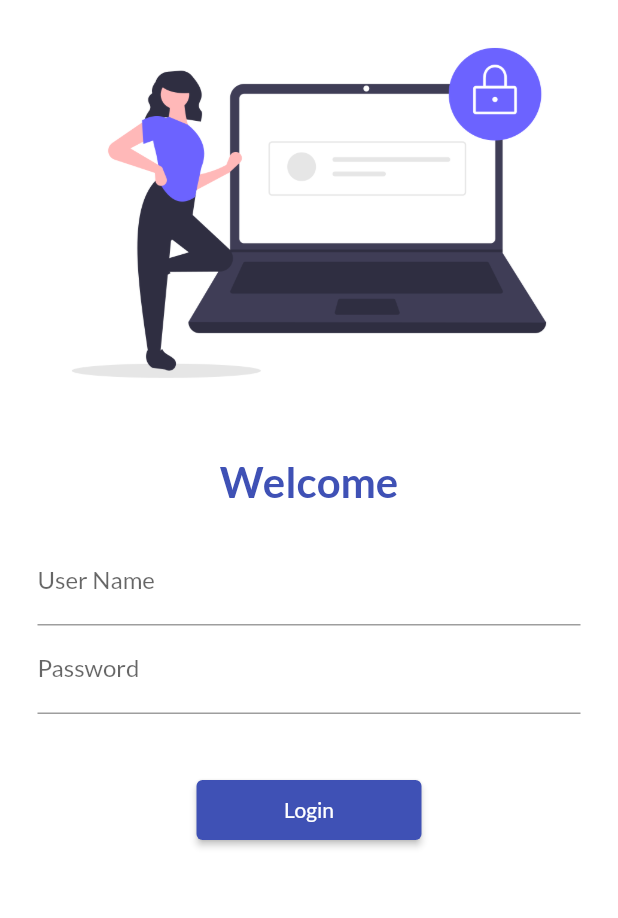
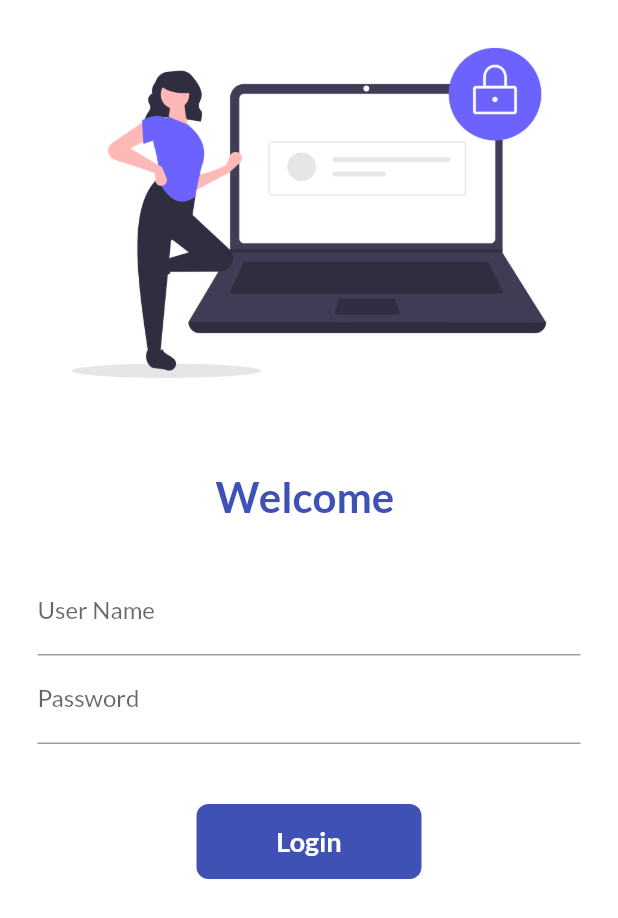
Before and after one commit to surya9s/Catalog-App, a Flutter app: the screen it shows after launch, on a phone screen of 412 x 824 dp. Shown: the top 918 px of the screen. Run offline on Flutter 3.47's test engine with Material 2 defaults, Android fonts, the phone set to English and light mode, and no system bars; our stand-ins replace google_fonts.

Commit message:
Day5Complete

```diff
--- a/lib/pages/home_page.dart
+++ b/lib/pages/home_page.dart
@@ -7,7 +7,7 @@
   Widget build(BuildContext context) {
     return Scaffold(
       appBar: AppBar(
-        title: Center(child: Text('Head Phone store')),
+        title: Text('Head Phone store'),
       ),
       body: Center(
         child: Container(
--- a/lib/pages/login_page.dart
+++ b/lib/pages/login_page.dart
@@ -1,9 +1,18 @@
+import 'dart:ui';
+
 import 'package:flutter/material.dart';
 import 'package:hear_phone_store/util/routs.dart';
 
-class LoginPage extends StatelessWidget {
+class LoginPage extends StatefulWidget {
   const LoginPage({Key? key}) : super(key: key);
 
+  @override
+  _LoginPageState createState() => _LoginPageState();
+}
+
+class _LoginPageState extends State<LoginPage> {
+  String name = '';
+  bool changeButton = false;
   @override
   Widget build(BuildContext context) {
     return Material(
@@ -20,13 +29,17 @@
               SizedBox(
                 height: 20.0,
               ),
-              Text(
-                'Welcome',
-                style: TextStyle(
-                  fontSize: 28,
-                  fontStyle: FontStyle.normal,
-                  fontWeight: FontWeight.bold,
-                  color: Colors.indigo,
+              Padding(
+                padding:
+                    const EdgeInsets.symmetric(vertical: 10, horizontal: 25),
+                child: Text(
+                  'Welcome $name',
+                  style: TextStyle(
+                    fontSize: 28,
+                    fontStyle: FontStyle.normal,
+                    fontWeight: FontWeight.bold,
+                    color: Colors.indigo,
+                  ),
                 ),
               ),
               SizedBox(
@@ -42,6 +55,10 @@
                         hintText: 'Enter User Name',
                         labelText: 'User Name',
                       ),
+                      onChanged: (value) {
+                        name = value;
+                        setState(() {});
+                      },
                     ),
                     // SizedBox(
                     //   height: 10.0,
@@ -56,15 +73,53 @@
                     SizedBox(
                       height: 40.0,
                     ),
-                    ElevatedButton(
-                      style: TextButton.styleFrom(
-                        minimumSize: Size(150, 40),
-                      ),
-                      onPressed: () {
+                    InkWell(
+                      onTap: () async {
+                        setState(() {
+                          changeButton = true;
+                        });
+                        await Future.delayed(
+                          Duration(seconds: 1),
+                        );
+
                         Navigator.pushNamed(context, MyRouts.homeRout);
                       },
-                      child: Text('Login'),
+                      child: AnimatedContainer(
+                        duration: Duration(seconds: 1),
+                        height: 50,
+                        width: changeButton ? 50 : 150,
+                        alignment: Alignment.center,
+                        child: changeButton
+                            ? Icon(
+                                Icons.done,
+                                color: Colors.white,
+                              )
+                            : Text(
+                                'Login',
+                                style: TextStyle(
+                                    color: Colors.white,
+                                    fontWeight: FontWeight.bold,
+                                    fontSize: 18),
+                              ),
+                        decoration: BoxDecoration(
+                          color: Colors.indigo,
+                          // shape: changeButton
+                          //     ? BoxShape.circle
+                          //     : BoxShape.rectangle,
+                          borderRadius:
+                              BorderRadius.circular(changeButton ? 50 : 8),
+                        ),
+                      ),
                     ),
+                    // ElevatedButton(
+                    //   style: TextButton.styleFrom(
+                    //     minimumSize: Size(150, 40),
+                    //   ),
+                    //   onPressed: () {
+                    //     Navigator.pushNamed(context, MyRouts.homeRout);
+                    //   },
+                    //   child: Text('Login'),
+                    // ),
                   ],
                 ),
               ),
```
